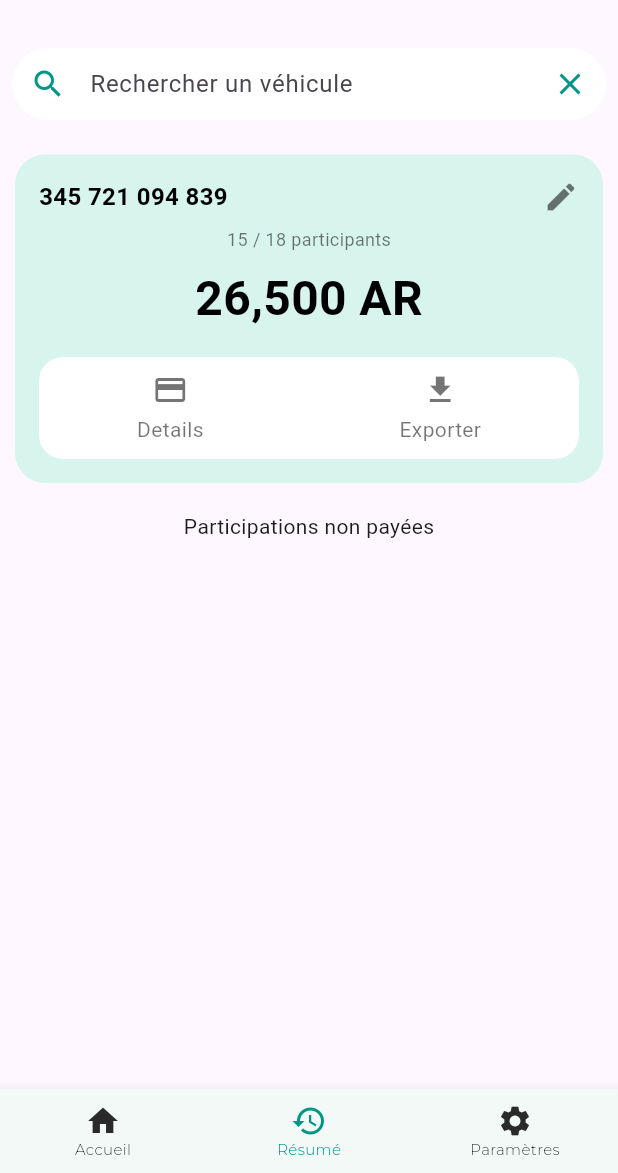
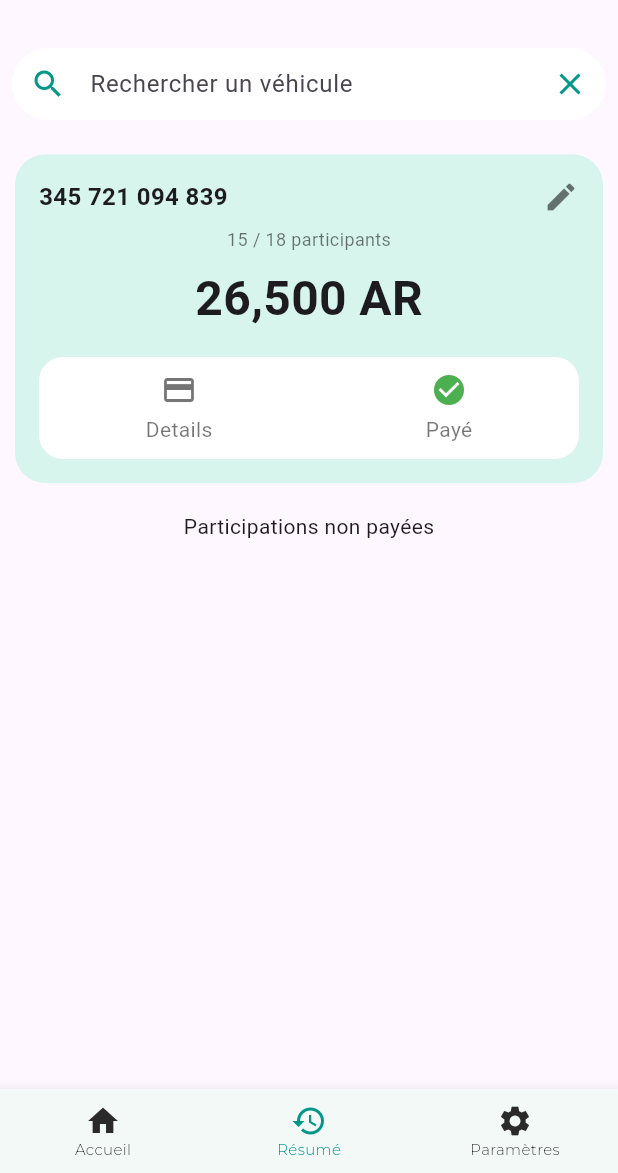
Before and after one commit to dylancodeverse/Smart-time-tracking, a Flutter app: the Payment screen opened directly, on a phone screen of 412 x 824 dp, the part 63-1236 px from its top. Run offline on Flutter 3.47's test engine with Material 3 defaults, Android fonts, the light colour scheme and no system bars; our stand-ins replace flutter_local_notifications, permission_handler, shared_preferences, sqflite; missing offline and left inert: workmanager; accounts and stored records are empty; statements that could not run were skipped.

Commit message:
payment bottom sheet

```diff
--- a/lib/main.dart
+++ b/lib/main.dart
@@ -29,6 +29,7 @@ import 'package:sola/presentation/providers/error/error_provider.dart';
 import 'package:sola/presentation/providers/home/daily_statistic_list_provider.dart';
 import 'package:sola/presentation/providers/home/search_filter_provider.dart';
 import 'package:sola/application/injection_helper/cache/participation_cache.dart';
+import 'package:sola/presentation/providers/payment/payment.dart';
 
 void main() async {
   WidgetsFlutterBinding.ensureInitialized();
@@ -50,7 +51,8 @@ void main() async {
         ChangeNotifierProvider(create: (context) => ModalProvider(iViolation: ViolationService(violationDatasource: violationDatasource))),
         ChangeNotifierProvider(create: (context) => RadioAssignmentProvider()),
         ChangeNotifierProvider(create: (context) => FilterProvider(participationCountServiceCache: ParticipationCache.getParticipationCountRepositoryImplCache())),
-        ChangeNotifierProvider(create: (context)=> ErrorProvider())
+        ChangeNotifierProvider(create: (context)=> ErrorProvider()),
+        ChangeNotifierProvider(create: (context)=> PaymentService())
       ],
       child: MyAppWithErrorHandling(), // Utilisation d'un Widget custom pour récupérer le contexte
     ),
--- a/lib/presentation/UI/features/payment/payment.dart
+++ b/lib/presentation/UI/features/payment/payment.dart
@@ -4,7 +4,7 @@ import 'package:flutter/material.dart';
 import 'package:provider/provider.dart';
 import 'package:sola/global/filter_strategy_list.dart';
 import 'package:sola/presentation/UI/config/theme.dart';
-import 'package:sola/presentation/UI/features/payment/form_card.dart';
+import 'package:sola/presentation/UI/features/payment/payment_card.dart';
 import 'package:sola/presentation/UI/features/queue/home/bus_list_view.dart';
 import 'package:sola/presentation/UI/widgets/bottomnav.dart';
 import 'package:sola/presentation/UI/widgets/search_bar.dart';
--- a/lib/presentation/UI/features/payment/form_card.dart
+++ b/lib/presentation/UI/features/payment/payment_card.dart
@@ -1,64 +1,58 @@
 import 'package:flutter/material.dart';
+import 'package:sola/presentation/UI/features/payment/bottom_sheet/edit_bottom_sheet.dart';
 
 class PaymentCard extends StatelessWidget {
   @override
   Widget build(BuildContext context) {
     return Center(
       child: Container(
-      margin: const EdgeInsets.symmetric(horizontal: 10, vertical: 5),
+        margin: const EdgeInsets.symmetric(horizontal: 10, vertical: 5),
         padding: EdgeInsets.all(16),
         decoration: BoxDecoration(
-          color: Color.fromARGB(255, 215, 244, 237), // Jaune clair
+          color: Color.fromARGB(255, 215, 244, 237),
           borderRadius: BorderRadius.circular(20),
-
         ),
         child: Column(
-          crossAxisAlignment: CrossAxisAlignment.center,
           children: [
             Row(
               mainAxisAlignment: MainAxisAlignment.spaceBetween,
               children: [
                 Text(
                   "345 721 094 839",
-                  style: TextStyle(
-                    fontSize: 16,
-                    fontWeight: FontWeight.bold,
-                    color: Colors.black,
+                  style: TextStyle(fontSize: 16, fontWeight: FontWeight.bold),
+                ),
+                InkWell(
+                  onTap: () => showModalBottomSheet(
+                    context: context,
+                    isScrollControlled: true,
+                    shape: RoundedRectangleBorder(
+                      borderRadius: BorderRadius.vertical(top: Radius.circular(20)),
+                    ),
+                    builder: (_) => EditBottomSheet(),
                   ),
+                  child: Icon(Icons.edit, color: Colors.black54),
                 ),
-                Icon(Icons.edit, color: Colors.black54),
               ],
             ),
             SizedBox(height: 8),
-            Text(
-              "15 / 18 participants",
-              style: TextStyle(
-                fontSize: 12,
-                color: Colors.black54,
-              ),
-            ),
+            Text("15 / 18 participants", style: TextStyle(fontSize: 12, color: Colors.black54)),
             SizedBox(height: 8),
             Text(
               "26,500 AR",
-              style: TextStyle(
-                fontSize: 32,
-                fontWeight: FontWeight.bold,
-                color: Colors.black,
-              ),
+              style: TextStyle(fontSize: 32, fontWeight: FontWeight.bold),
             ),
             SizedBox(height: 16),
             Container(
               decoration: BoxDecoration(
                 color: Colors.white,
                 borderRadius: BorderRadius.circular(16),
-
               ),
               padding: EdgeInsets.symmetric(vertical: 10),
               child: Row(
                 mainAxisAlignment: MainAxisAlignment.spaceAround,
                 children: [
-                  _buildButton(Icons.payment, "Details"),
-                  _buildButton(Icons.download, "Exporter"),
+                  _buildButton(Icons.payment, "Details", Colors.black54),
+                  _buildButton(Icons.check_circle, "Payé", Colors.green),
                 ],
               ),
             ),
@@ -68,18 +62,12 @@ class PaymentCard extends StatelessWidget {
     );
   }
 
-  Widget _buildButton(IconData icon, String label) {
+  Widget _buildButton(IconData icon, String label, Color buttonColor) {
     return Column(
       children: [
-        Icon(icon, color: Colors.black54),
+        Icon(icon, color: buttonColor),
         SizedBox(height: 4),
-        Text(
-          label,
-          style: TextStyle(
-            fontSize: 14,
-            color: Colors.black54,
-          ),
-        ),
+        Text(label, style: TextStyle(fontSize: 14, color: Colors.black54)),
       ],
     );
   }
```
Also changed, not shown: lib/presentation/UI/features/payment/bottom_sheet/edit_bottom_sheet.dart (added, +109 -0 lines), lib/presentation/UI/widgets/bottom_sheet/input_field.dart (added, +63 -0 lines), lib/presentation/providers/payment/payment.dart (added, +12 -0 lines).
